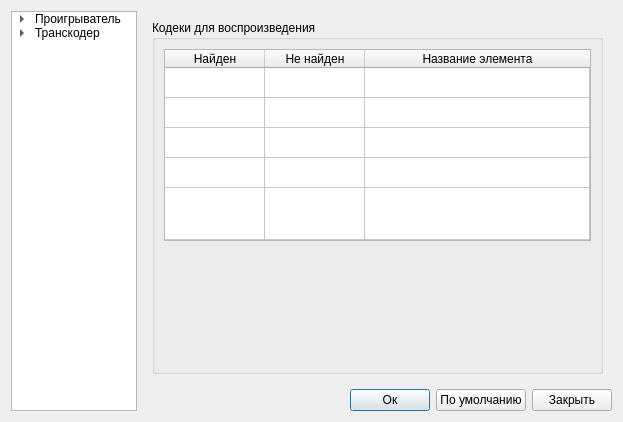
Before: the Qt Designer form ui/preferences.ui in ipse666/cueplayer, drawn with Qt 5.
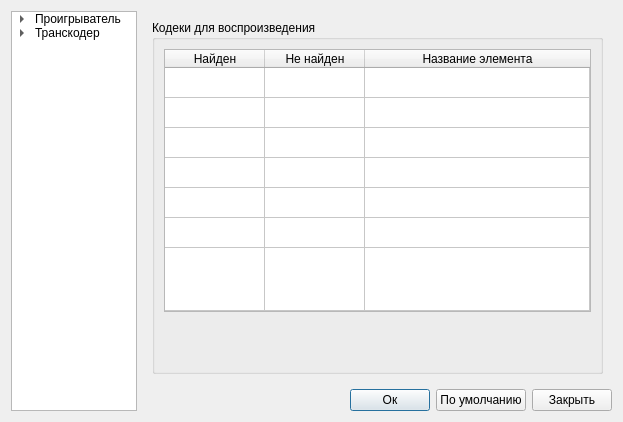
After: the same form once the commit is applied. The open tabs and pages were chosen to show the change. Icons and pictures are not drawn.

Diff of the .ui file:
```diff
--- a/ui/preferences.ui
+++ b/ui/preferences.ui
@@ -266,7 +266,7 @@
 			<property name="sizePolicy">
 			 <sizepolicy hsizetype="Expanding" vsizetype="Expanding">
 			  <horstretch>0</horstretch>
-			  <verstretch>0</verstretch>
+              <verstretch>1</verstretch>
 			 </sizepolicy>
 			</property>
 			<property name="focusPolicy">
@@ -354,6 +354,16 @@
 			  <string>aac</string>
 			 </property>
 			</row>
+            <row>
+             <property name="text">
+              <string>avi</string>
+             </property>
+            </row>
+            <row>
+             <property name="text">
+              <string>mkv</string>
+             </property>
+            </row>
 			<column>
 			 <property name="text">
 			  <string>Найден</string>
@@ -395,6 +405,9 @@
 			 </property>
 			</item>
 			<item row="0" column="2">
+             <property name="text">
+              <string/>
+             </property>
 			 <property name="textAlignment">
 			  <set>AlignHCenter|AlignVCenter|AlignCenter</set>
 			 </property>
@@ -416,6 +429,9 @@
 			 </property>
 			</item>
 			<item row="1" column="2">
+             <property name="text">
+              <string/>
+             </property>
 			 <property name="textAlignment">
 			  <set>AlignHCenter|AlignVCenter|AlignCenter</set>
 			 </property>
@@ -437,6 +453,9 @@
 			 </property>
 			</item>
 			<item row="2" column="2">
+             <property name="text">
+              <string/>
+             </property>
 			 <property name="textAlignment">
 			  <set>AlignHCenter|AlignVCenter|AlignCenter</set>
 			 </property>
@@ -458,6 +477,9 @@
 			 </property>
 			</item>
 			<item row="3" column="2">
+             <property name="text">
+              <string/>
+             </property>
 			 <property name="textAlignment">
 			  <set>AlignHCenter|AlignVCenter|AlignCenter</set>
 			 </property>
@@ -479,6 +501,54 @@
 			 </property>
 			</item>
 			<item row="4" column="2">
+             <property name="text">
+              <string/>
+             </property>
+             <property name="textAlignment">
+              <set>AlignHCenter|AlignVCenter|AlignCenter</set>
+             </property>
+            </item>
+            <item row="5" column="0">
+             <property name="text">
+              <string/>
+             </property>
+             <property name="textAlignment">
+              <set>AlignHCenter|AlignVCenter|AlignCenter</set>
+             </property>
+            </item>
+            <item row="5" column="1">
+             <property name="text">
+              <string/>
+             </property>
+             <property name="textAlignment">
+              <set>AlignHCenter|AlignVCenter|AlignCenter</set>
+             </property>
+            </item>
+            <item row="5" column="2">
+             <property name="text">
+              <string/>
+             </property>
+             <property name="textAlignment">
+              <set>AlignHCenter|AlignVCenter|AlignCenter</set>
+             </property>
+            </item>
+            <item row="6" column="0">
+             <property name="textAlignment">
+              <set>AlignHCenter|AlignVCenter|AlignCenter</set>
+             </property>
+            </item>
+            <item row="6" column="1">
+             <property name="text">
+              <string/>
+             </property>
+             <property name="textAlignment">
+              <set>AlignHCenter|AlignVCenter|AlignCenter</set>
+             </property>
+            </item>
+            <item row="6" column="2">
+             <property name="text">
+              <string/>
+             </property>
 			 <property name="textAlignment">
 			  <set>AlignHCenter|AlignVCenter|AlignCenter</set>
 			 </property>
@@ -493,7 +563,7 @@
 			<property name="sizeHint" stdset="0">
 			 <size>
 			  <width>397</width>
-			  <height>83</height>
+              <height>50</height>
 			 </size>
 			</property>
 		   </spacer>
```
Lines whose indentation alone changed are shown as unchanged.
